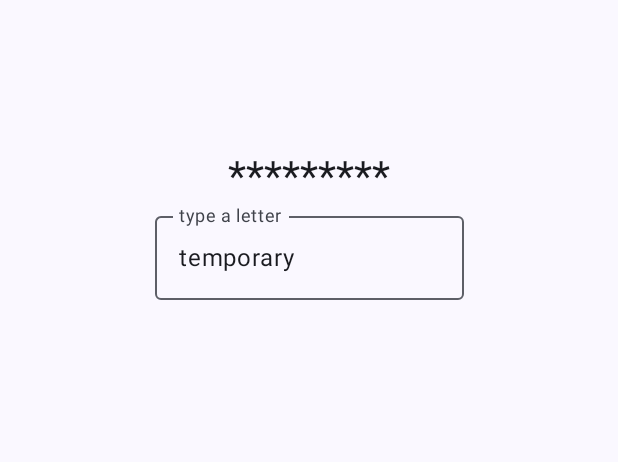
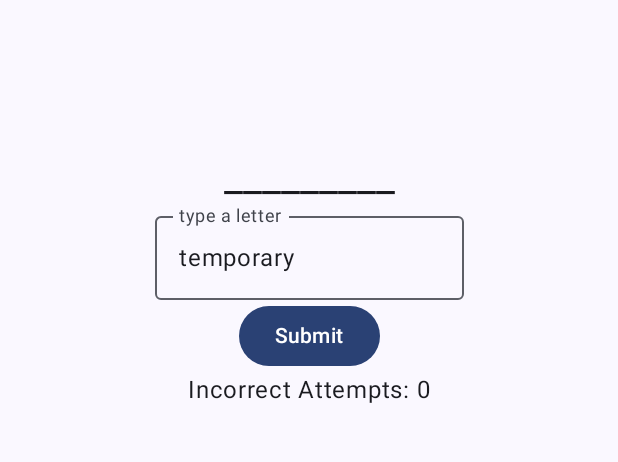
Before and after one commit to pat-shannon/Hangman, an Android app built with Jetpack Compose: the game screen opened through its navigation route, on a phone screen of 412 x 824 dp, the part 204-666 px from its top. Run offline under Robolectric (Android 15) with nearby library versions, the phone set to English and light mode, and no system bars.

Commit message:
Added logic, made attemtps work, added attempt counter

```diff
--- a/app/src/main/java/com/example/hangman/MainActivity.kt
+++ b/app/src/main/java/com/example/hangman/MainActivity.kt
@@ -1,6 +1,7 @@
 package com.example.hangman
 
 import android.os.Bundle
+import android.renderscript.ScriptGroup.Input
 import androidx.activity.ComponentActivity
 import androidx.activity.compose.setContent
 import androidx.activity.enableEdgeToEdge
@@ -17,6 +18,7 @@ import androidx.compose.material3.Surface
 import androidx.compose.material3.Text
 import androidx.compose.runtime.Composable
 import androidx.compose.runtime.getValue
+import androidx.compose.runtime.mutableIntStateOf
 import androidx.compose.runtime.mutableStateOf
 import androidx.compose.runtime.remember
 import androidx.compose.runtime.setValue
@@ -67,11 +69,9 @@ fun App() {
 @Composable
 fun game() {
     var word by remember {mutableStateOf("temporary")}
-    var progress by remember {mutableStateOf("")}
-    for(letter in word){
-        progress += ("_")
+    var progress by remember {mutableStateOf("_".repeat(word.length))}
+    var incorrectCounter by remember { mutableIntStateOf(0)}
 
-    }
     println(progress)
     var InputLetter by remember {mutableStateOf("temporary")}
 
@@ -84,7 +84,7 @@ fun game() {
             modifier = Modifier
                 .padding(top = 100.dp))
 
-        Text(text = "*".repeat(word.length),
+        Text(text = progress,
             style = MaterialTheme.typography.headlineMedium,
             modifier = Modifier.padding(top = 100.dp))
 
@@ -99,6 +99,33 @@ fun game() {
                 .fillMaxWidth(0.5f),
             keyboardOptions = KeyboardOptions.Default
         )
+        Button(
+            onClick = {
+                var checkWord = word
+
+                if (InputLetter in word){
+                    for (letter in word){
+                        if (InputLetter == letter.toString()){
+                            var index = checkWord.indexOf(letter)
+                            println("checkWord was "+ checkWord)
+                            checkWord = checkWord.replaceRange(index, index+1, "*")
+                            println("checkWord goes to -> "+ checkWord)
+                            progress = progress.replaceRange(index, index+1, letter.toString())
+                        }
+                    }
+                } else{
+                    incorrectCounter+=1
+                    if (incorrectCounter == 8){
+                        // END GAME
+                    }
+                }
+
+
+            }
+        ) {
+            Text(text="Submit")
+        }
+        Text(text="Incorrect Attempts: ${incorrectCounter}")
     }
 }
 
```
